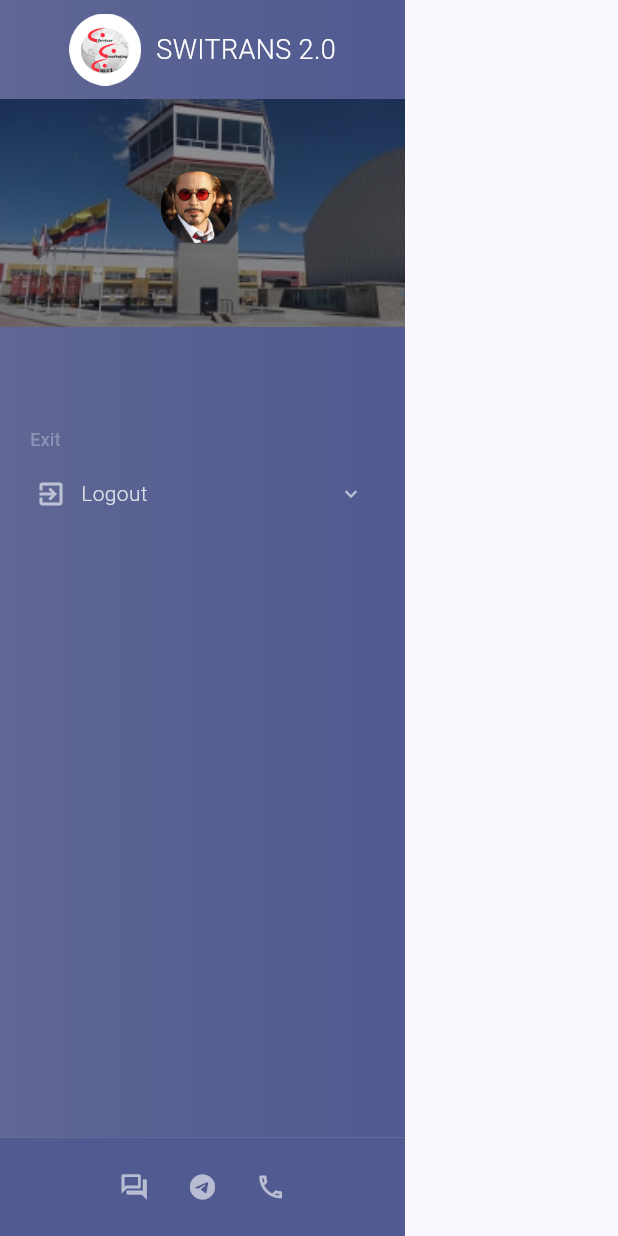
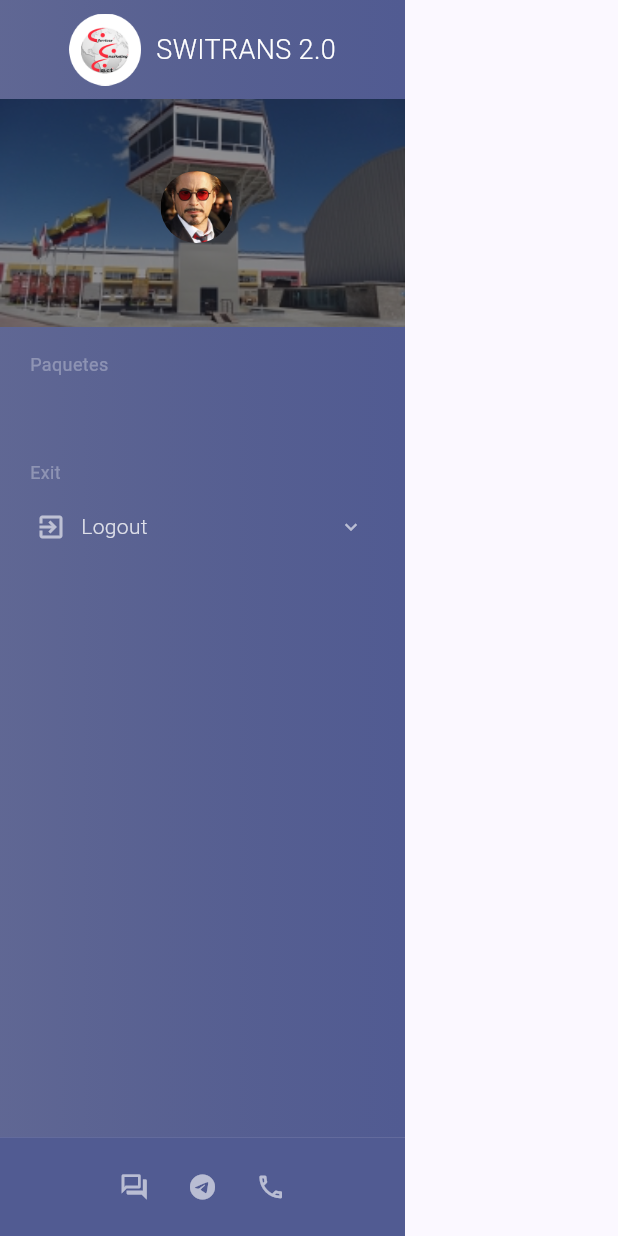
Before and after one commit to argotymartin/switrans_2_0, a Flutter app: the Sidebar widget shown alone on an empty page, opened directly, on a phone screen of 412 x 824 dp. Run offline on Flutter 3.47's test engine with Material 3 defaults, Android fonts, the phone set to English and light mode, and no system bars; our stand-ins replace bloc, dio, equatable, flutter_bloc, get_it, go_router and 3 more; missing offline and left inert: pluto_grid; accounts and stored records are empty; network calls fail.

Commit message:
SW_2_0-38: WIP: Finalizacion de tarea

```diff
--- /dev/null
+++ b/lib/src/globals/menu/ui/widgets/sidebar/footer_sidebar.dart
@@ -0,0 +1,32 @@
+import 'package:flutter/material.dart';
+
+class FooterSidebar extends StatelessWidget {
+  const FooterSidebar({
+    super.key,
+    required this.isMinimize,
+  });
+
+  final bool isMinimize;
+
+  @override
+  Widget build(BuildContext context) {
+    final size = MediaQuery.of(context).size;
+    return Container(
+      height: size.height * 0.08,
+      padding: isMinimize ? null : const EdgeInsets.symmetric(horizontal: 54),
+      width: isMinimize ? 80 : 270,
+      color: Theme.of(context).colorScheme.primary,
+      child: isMinimize
+          ? Icon(Icons.double_arrow_outlined, color: Colors.white.withOpacity(0.3))
+          : Row(
+              mainAxisAlignment: MainAxisAlignment.spaceEvenly,
+              crossAxisAlignment: CrossAxisAlignment.center,
+              children: [
+                Icon(Icons.forum_outlined, color: Theme.of(context).colorScheme.onTertiary.withOpacity(0.6), size: 20),
+                Icon(Icons.telegram_sharp, color: Theme.of(context).colorScheme.onTertiary.withOpacity(0.6), size: 20),
+                Icon(Icons.call_outlined, color: Theme.of(context).colorScheme.onTertiary.withOpacity(0.6), size: 20),
+              ],
+            ),
+    );
+  }
+}
--- a/lib/src/globals/menu/ui/widgets/sidebar/sidebar.dart
+++ b/lib/src/globals/menu/ui/widgets/sidebar/sidebar.dart
@@ -6,6 +6,7 @@ import 'package:switrans_2_0/src/globals/login/ui/blocs/auth/auth_bloc.dart';
 import 'package:switrans_2_0/src/globals/menu/data/models/paquete_model.dart';
 import 'package:switrans_2_0/src/globals/menu/domain/entities/paquete.dart';
 import 'package:switrans_2_0/src/globals/menu/ui/menu_ui.dart';
+import 'package:switrans_2_0/src/globals/menu/ui/widgets/sidebar/footer_sidebar.dart';
 import 'package:switrans_2_0/src/util/constans/constants.dart';
 
 class Sidebar extends StatelessWidget {
@@ -23,23 +24,30 @@ class Sidebar extends StatelessWidget {
                     width: state.isMinimize ? 80 : kWidthSidebar,
                     height: size.height * 0.92,
                     decoration: buildBoxDecoration(context),
+                    child: Theme(
+                      data: ThemeData(
+                        scrollbarTheme: ScrollbarThemeData(
+                          thickness: MaterialStateProperty.all(8.0),
+                        ),
+                      ),
                       child: ListView(
                         physics: const ClampingScrollPhysics(),
                         children: [
                           LogoSidebar(isMenuIcon: state.isMinimize),
                           ProfileSidebar(isMenuIcon: state.isMinimize),
                           state.isMinimize ? const SizedBox() : const SizedBox(height: 16),
+                          state.isMinimize ? const SizedBox() : const TextSeparatorSidebar(text: 'Paquetes'),
                           BlocBuilder<ModuloBloc, ModuloState>(
                             builder: (context, stateModulo) {
-                            List<PaquetesSidebar> modulos = [];
+                              List<PaquetesSidebar> paquetesSidebar = [];
                               for (Paquete paquete in stateModulo.paquetes) {
-                              modulos.add(PaquetesSidebar(
+                                paquetesSidebar.add(PaquetesSidebar(
                                   paquete: paquete,
                                   isMimimize: state.isMinimize,
                                   onPressed: () {},
                                 ));
                               }
-                            return Column(children: modulos);
+                              return Column(children: paquetesSidebar);
                             },
                           ),
                           state.isMinimize ? const SizedBox() : const SizedBox(height: 50),
@@ -63,23 +71,8 @@ class Sidebar extends StatelessWidget {
                         ],
                       ),
                     ),
-                  Container(
-                    height: size.height * 0.08,
-                    padding: state.isMinimize ? null : const EdgeInsets.symmetric(horizontal: 54),
-                    width: state.isMinimize ? 80 : 270,
-                    color: Theme.of(context).colorScheme.primary,
-                    child: state.isMinimize
-                        ? Icon(Icons.double_arrow_outlined, color: Colors.white.withOpacity(0.3))
-                        : Row(
-                            mainAxisAlignment: MainAxisAlignment.spaceEvenly,
-                            crossAxisAlignment: CrossAxisAlignment.center,
-                            children: [
-                              Icon(Icons.forum_outlined, color: Theme.of(context).colorScheme.onTertiary.withOpacity(0.6), size: 20),
-                              Icon(Icons.telegram_sharp, color: Theme.of(context).colorScheme.onTertiary.withOpacity(0.6), size: 20),
-                              Icon(Icons.call_outlined, color: Theme.of(context).colorScheme.onTertiary.withOpacity(0.6), size: 20),
-                            ],
                   ),
-                  )
+                  FooterSidebar(isMinimize: state.isMinimize)
                 ],
               )
             : const SizedBox();
```
Lines whose indentation alone changed are shown as unchanged.
